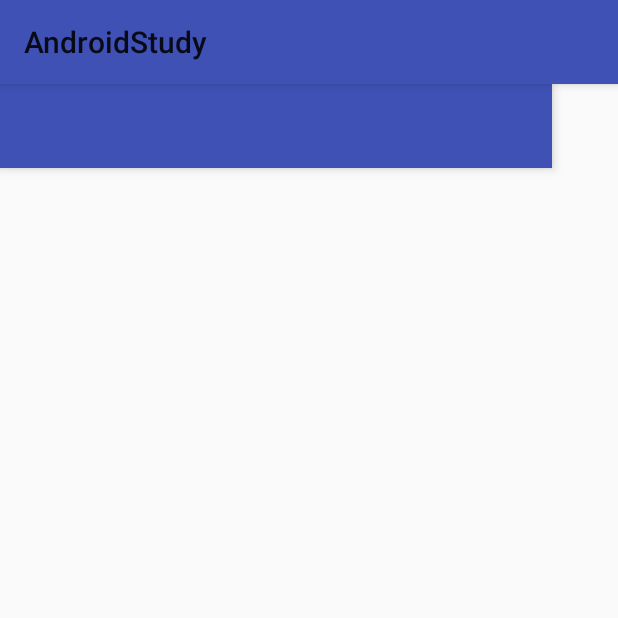
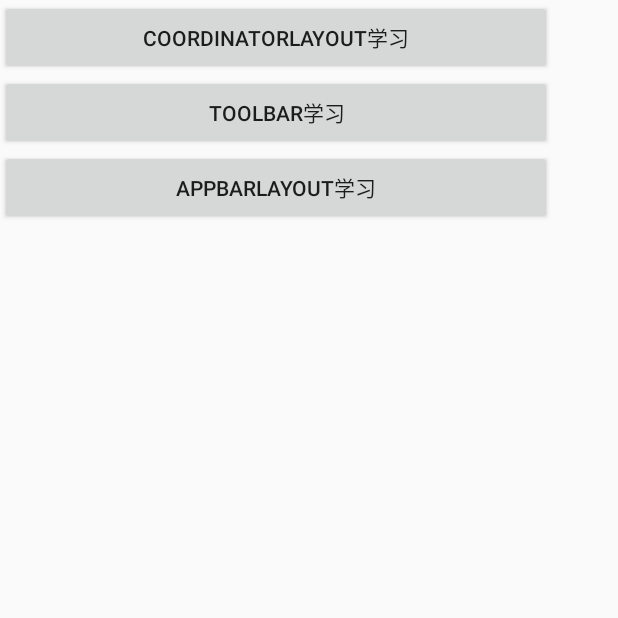
Before and after one commit to HanJinLiang/AndroidStudy, an Android app: the SystemWidgetStudyActivity screen opened directly, with no data from a screen before it, on a phone screen of 412 x 824 dp, the top half of it. Run offline under Robolectric (Android 15) with nearby library versions, the phone set to English and light mode, and no system bars.

Commit message:
Toolbar、AppBarLayout CoordinatorLayout等布局的学习

```diff
--- a/app/src/main/AndroidManifest.xml
+++ b/app/src/main/AndroidManifest.xml
@@ -21,6 +21,11 @@
         </activity>
         <activity android:name=".systemwidget.SystemWidgetStudyActivity">
         </activity>
+        <activity android:name=".systemwidget.coordinatorlayout.CoordinatorLayoutActivity">
+        </activity>
+        <activity android:name=".systemwidget.appbarlayout.ToolBarActivity"/>
+        <activity android:name=".systemwidget.appbarlayout.AppBarLayoutActivity">
+        </activity>
     </application>
 
 </manifest>
--- a/app/src/main/java/com/hanjinliangi/androidstudy/MainActivity.java
+++ b/app/src/main/java/com/hanjinliangi/androidstudy/MainActivity.java
@@ -1,5 +1,6 @@
 package com.hanjinliangi.androidstudy;
 
+import android.content.Intent;
 import android.graphics.Color;
 import android.os.Bundle;
 import android.support.design.widget.FloatingActionButton;
@@ -16,6 +17,7 @@ import android.view.Menu;
 import android.view.MenuItem;
 
 import com.blankj.utilcode.util.BarUtils;
+import com.hanjinliangi.androidstudy.systemwidget.SystemWidgetStudyActivity;
 
 public class MainActivity extends AppCompatActivity
         implements NavigationView.OnNavigationItemSelectedListener {
@@ -92,7 +94,7 @@ public class MainActivity extends AppCompatActivity
 
         } else if (id == R.id.nav_gallery) {
             //系统View的学习
-
+            startActivity(new Intent(this, SystemWidgetStudyActivity.class));
         } else if (id == R.id.nav_slideshow) {
 
         } else if (id == R.id.nav_manage) {
--- a/app/src/main/res/layout/activity_system_widget_study.xml
+++ b/app/src/main/res/layout/activity_system_widget_study.xml
@@ -6,20 +6,37 @@
     android:layout_width="match_parent"
     android:layout_height="match_parent"
     tools:context="com.hanjinliangi.androidstudy.systemwidget.SystemWidgetStudyActivity">
-    <android.support.design.widget.AppBarLayout
-        android:layout_width="368dp"
-        android:layout_height="wrap_content"
-        android:theme="@style/AppTheme.AppBarOverlay"
-        tools:layout_editor_absoluteY="0dp"
-        tools:layout_editor_absoluteX="8dp">
+        <ScrollView
+            android:layout_width="368dp"
+            android:layout_height="551dp"
+            tools:layout_editor_absoluteY="8dp"
+            tools:layout_editor_absoluteX="8dp">
+            <LinearLayout
+                android:layout_width="match_parent"
+                android:layout_height="match_parent"
+                android:orientation="vertical">
+                <Button
+                    android:layout_width="match_parent"
+                    android:layout_height="50dp"
+                    android:id="@+id/CoordinatorLayout"
+                    android:onClick="CoordinatorLayout"
+                    android:text="CoordinatorLayout学习"/>
 
-        <android.support.v7.widget.Toolbar
-            android:id="@+id/toolbar"
-            android:layout_width="match_parent"
-            android:layout_height="?attr/actionBarSize"
-            android:background="?attr/colorPrimary"
-            app:popupTheme="@style/AppTheme.PopupOverlay"/>
+                <Button
+                    android:layout_width="match_parent"
+                    android:layout_height="50dp"
+                    android:id="@+id/Toolbar"
+                    android:onClick="Toolbar"
+                    android:text="Toolbar学习"/>
+                <Button
+                    android:layout_width="match_parent"
+                    android:layout_height="50dp"
+                    android:id="@+id/AppBarLayout"
+                    android:onClick="AppBarLayout"
+                    android:text="AppBarLayout学习"/>
 
-    </android.support.design.widget.AppBarLayout>
 
+
+            </LinearLayout>
+        </ScrollView>
 </android.support.constraint.ConstraintLayout>
--- a/app/src/main/res/values/styles.xml
+++ b/app/src/main/res/values/styles.xml
@@ -1,7 +1,7 @@
 <resources>
 
     <!-- Base application theme. -->
-    <style name="AppTheme" parent="Theme.AppCompat.Light">
+    <style name="AppTheme" parent="Theme.AppCompat.Light.NoActionBar">
         <!-- Customize your theme here. -->
         <item name="colorPrimary">@color/colorPrimary</item>
         <item name="colorPrimaryDark">@color/colorPrimaryDark</item>
```
Also changed, not shown: app/src/main/java/com/hanjinliangi/androidstudy/Common/BaseActivity.java (added, +31 -0 lines), app/src/main/java/com/hanjinliangi/androidstudy/systemwidget/SystemWidgetStudyActivity.java (+31 -0 lines), app/src/main/java/com/hanjinliangi/androidstudy/systemwidget/appbarlayout/AppBarLayoutActivity.java (added, +53 -0 lines), app/src/main/java/com/hanjinliangi/androidstudy/systemwidget/appbarlayout/ToolBarActivity.java (added, +60 -0 lines), app/src/main/java/com/hanjinliangi/androidstudy/systemwidget/coordinatorlayout/CoordinatorLayoutActivity.java (added, +18 -0 lines), app/src/main/java/com/hanjinliangi/androidstudy/systemwidget/coordinatorlayout/MyBehavior.java (added, +51 -0 lines), app/src/main/java/com/hanjinliangi/androidstudy/systemwidget/coordinatorlayout/TempView.java (added, +80 -0 lines), app/src/main/res/layout/activity_app_bar_layout.xml (added, +62 -0 lines), app/src/main/res/layout/activity_coordinatorlayout.xml (added, +27 -0 lines), app/src/main/res/layout/activity_toolbar.xml (added, +10 -0 lines), app/src/main/res/menu/menu_toolbar.xml (added, +10 -0 lines), app/src/main/res/drawable/banner.jpg (added).
